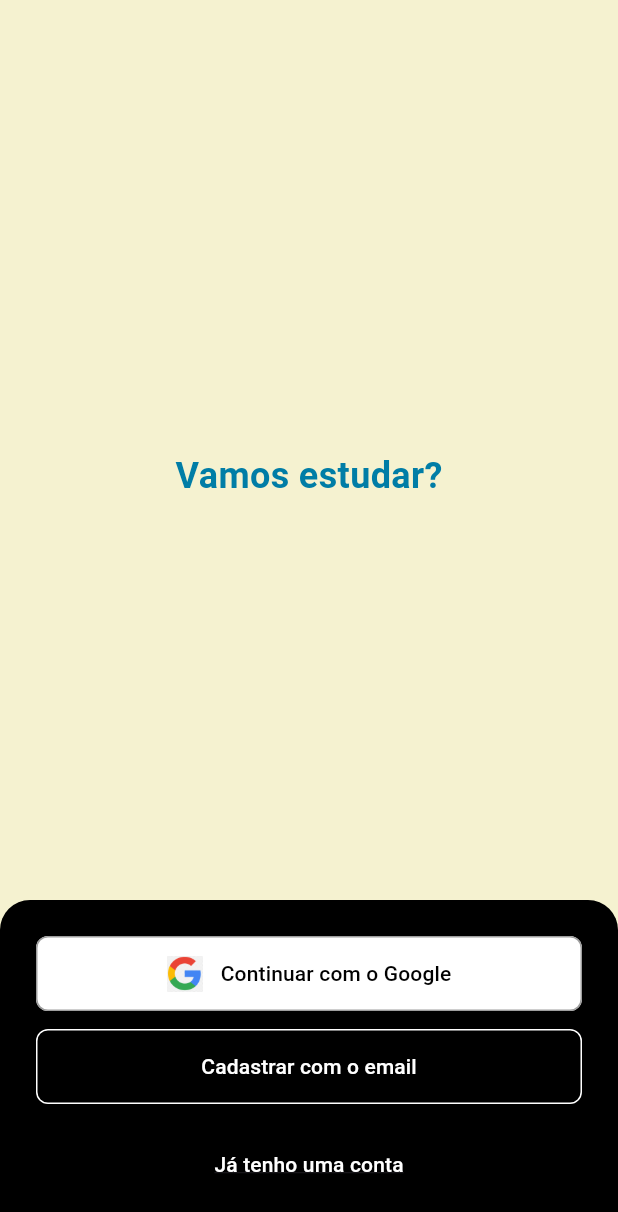
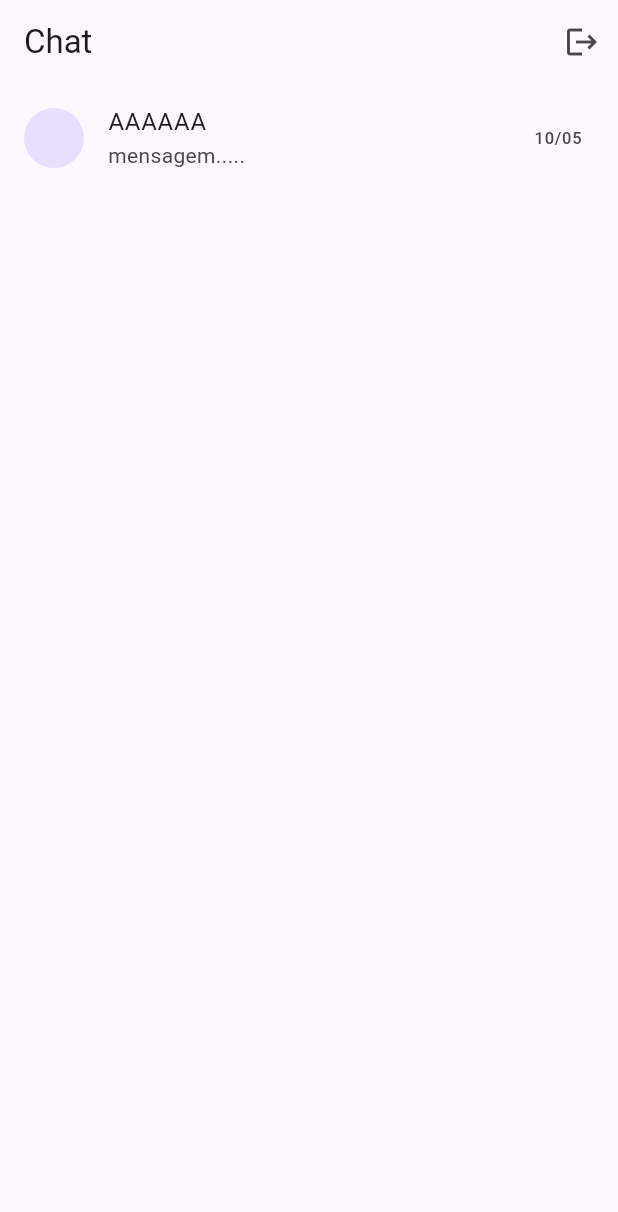
Before and after one commit to HugoFP-2024/project_IAprende, a Flutter app: the screen it shows after launch, after a tap on "Continuar com o Google", on a phone screen of 412 x 824 dp. Shown: the top 1212 px of the screen. Run offline on Flutter 3.47's test engine with Material 3 defaults, Android fonts, the light colour scheme and no system bars.

Commit message:
Novas telas
implementado tela login por email e tela de chat genérico. Rota da tela de chat criada

```diff
--- /dev/null
+++ b/iaprende/lib/chat_page.dart
@@ -0,0 +1,45 @@
+
+import 'package:flutter/material.dart';
+
+class ChatPage extends StatelessWidget {
+  const ChatPage({super.key});
+  @override
+  Widget build(BuildContext context) {
+    return Scaffold(
+      appBar: AppBar(
+        title: Text("Chat"),
+        actions: [
+          IconButton(
+           onPressed: () => Navigator.pushReplacementNamed(context, "/login"),
+           icon: Icon(Icons.logout),
+           ),
+        ],
+        ),
+      body: Column(
+        children: [
+          Flexible(
+            child: ListView(
+              children: [
+                ListTile(
+                  leading: CircleAvatar(),
+                  title: Text("AAAAAA"),
+                  subtitle: Text("mensagem....."),
+                  trailing: Text("10/05"),
+                ),
+              ],
+            ),
+            ),
+          Container(
+            padding: EdgeInsets.all(10),
+            height: 80,
+            child: Row(
+              spacing: 10,
+              children: [
+              ],
+            ),
+          ),
+        ],
+      ),
+    );
+  }
+}
--- a/iaprende/lib/login_screen.dart
+++ b/iaprende/lib/login_screen.dart
@@ -48,7 +48,8 @@ class LoginScreen extends StatelessWidget {
             child: Column(
               children: [
                 ElevatedButton(
-                  onPressed: () => _signInWithGoogle(context),
+                  // onPressed: () => _signInWithGoogle(context),
+                  onPressed: () => Navigator.pushReplacementNamed(context, '/chat'),
                   style: ElevatedButton.styleFrom(
                     backgroundColor: Colors.white,
                     foregroundColor: Colors.black,
@@ -87,7 +88,8 @@ class LoginScreen extends StatelessWidget {
                 ),
                 const SizedBox(height: 16),
                 TextButton(
-                  onPressed: () => _navigateToSignIn(context),
+                  // onPressed: () => _navigateToSignIn(context),
+                  onPressed: () => Navigator.pushReplacementNamed(context, '/emaillogin'),
                   child: const Text(
                     'Já tenho uma conta',
                     style: TextStyle(
--- a/iaprende/lib/main.dart
+++ b/iaprende/lib/main.dart
@@ -1,4 +1,6 @@
 import 'package:flutter/material.dart';
+import 'package:iaprende/chat_page.dart';
+import 'package:iaprende/email_login_page.dart';
 import 'package:iaprende/register_page.dart';
 import 'login_screen.dart';
 
@@ -22,6 +24,8 @@
       routes: {
         "/login":(context) => LoginScreen(),
         "/register":(context) => RegisterPage(),
+        "/emaillogin":(context) => EmailLogin(),
+        "/chat":(context) => ChatPage()
       },
     );
   }
```
Also changed, not shown: iaprende/lib/email_login_page.dart (added, +115 -0 lines), iaprende/lib/home_page.dart (deleted).
